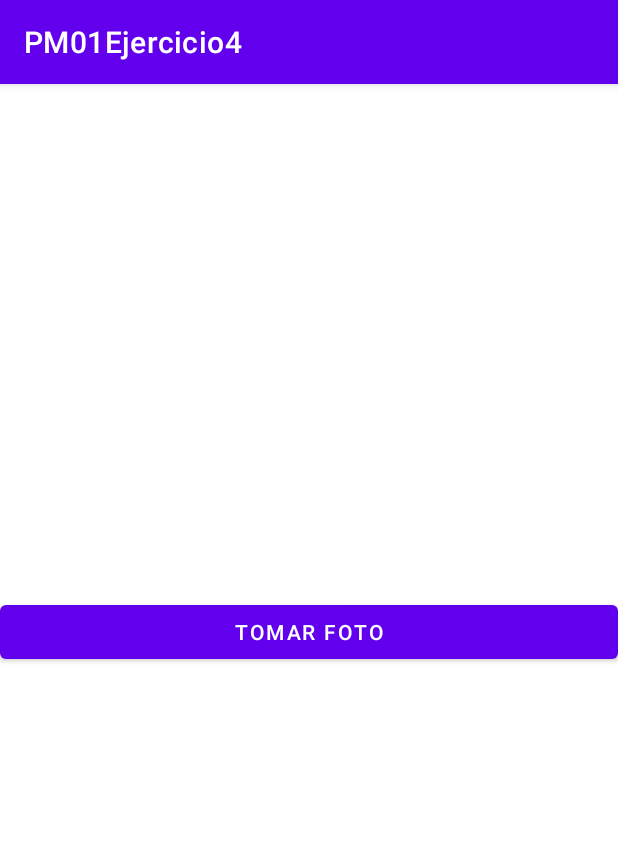
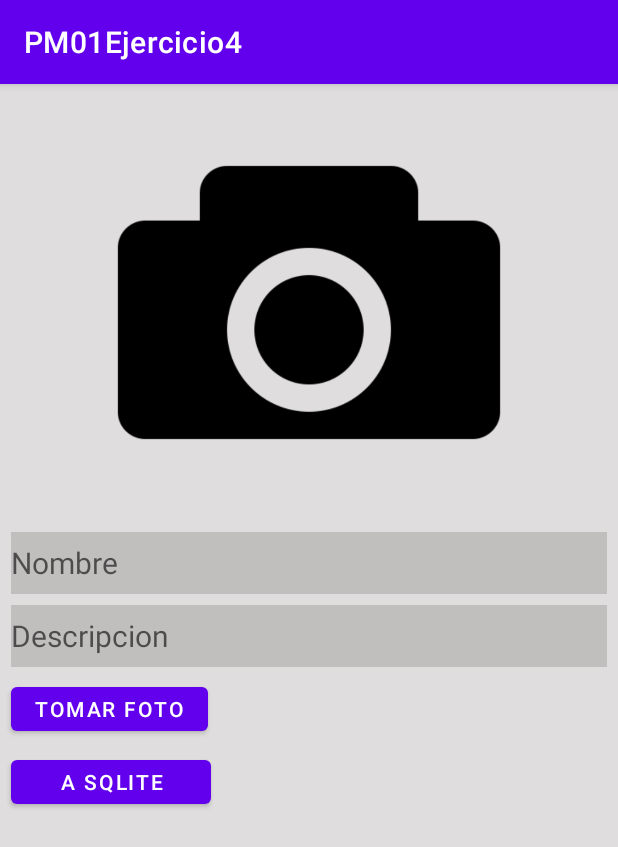
Before and after one commit to ajocasar/PM01Ejercicio4, an Android app: the screen it shows after launch (MainActivity), on a phone screen of 412 x 824 dp. Shown: the top 847 px of the screen. Run offline under Robolectric (Android 15) with nearby library versions, the phone set to English and light mode, and no system bars.

Commit message:
Commit 25/6/22

```diff
--- a/app/src/main/java/com/example/pm01ejercicio4/MainActivity.java
+++ b/app/src/main/java/com/example/pm01ejercicio4/MainActivity.java
@@ -30,7 +30,7 @@ public class MainActivity extends AppCompatActivity
     static  final int REQUESTCODECAMARA = 100;
     static  final int REQUESTTAKEPHOTO = 101;
     ImageView ObjectImage;
-    Button btnfoto;
+    Button btnfoto, btninsert;
     String PathFoto;
     String currentPhotoPath;
 
--- a/app/src/main/res/layout/activity_main.xml
+++ b/app/src/main/res/layout/activity_main.xml
@@ -4,23 +4,56 @@
     xmlns:tools="http://schemas.android.com/tools"
     android:layout_width="match_parent"
     android:layout_height="match_parent"
+    android:background="#DFDDDD"
     android:orientation="vertical"
     tools:context=".MainActivity">
-
 
     <ImageView
         android:id="@+id/Fotografia"
         android:layout_width="match_parent"
-        android:layout_height="341dp"
-        android:contentDescription="@string/todo"
-        android:visibility="visible"
-        tools:ignore="ImageContrastCheck"
-        tools:srcCompat="@tools:sample/avatars"
-        tools:visibility="visible" />
+        android:layout_height="291dp"
+        app:srcCompat="@drawable/png" />
+
+    <EditText
+        android:id="@+id/txtnombre"
+        android:layout_width="match_parent"
+        android:layout_height="41dp"
+        android:layout_marginLeft="7dp"
+        android:layout_marginTop="7dp"
+        android:layout_marginRight="7dp"
+        android:background="#C1BEBE"
+        android:ems="10"
+        android:hint="Nombre"
+        android:inputType="textPersonName"
+        android:textSize="20sp" />
+
+    <EditText
+        android:id="@+id/txtdes"
+        android:layout_width="match_parent"
+        android:layout_height="41dp"
+        android:layout_marginLeft="7dp"
+        android:layout_marginTop="7dp"
+        android:layout_marginRight="7dp"
+        android:background="#C1BEBE"
+        android:ems="10"
+        android:hint="Descripcion"
+        android:inputType="textPersonName"
+        android:textSize="20sp" />
 
     <Button
         android:id="@+id/btnfoto"
-        android:layout_width="match_parent"
-        android:layout_height="wrap_content"
-        android:text="@string/tomar_foto" />
+        android:layout_width="wrap_content"
+        android:layout_height="41dp"
+        android:layout_marginLeft="7dp"
+        android:layout_marginTop="7dp"
+        android:text="Tomar Foto" />
+
+    <Button
+        android:id="@+id/btninsert"
+        android:layout_width="133dp"
+        android:layout_height="41dp"
+        android:layout_marginLeft="7dp"
+        android:layout_marginTop="7dp"
+        android:text="A SQLite" />
+
 </LinearLayout>
```
Also changed, not shown: app/src/main/AndroidManifest.xml (+13 -13 lines), app/src/main/java/com/example/pm01ejercicio4/Procesos/SQLiteConexion.java (added, +28 -0 lines), app/src/main/java/com/example/pm01ejercicio4/Procesos/Transacciones.java (added, +23 -0 lines), app/src/main/java/com/example/pm01ejercicio4/Procesos/foto.java (added, +32 -0 lines), app/src/main/res/drawable-v24/camara.png (added), app/src/main/res/drawable-v24/imagencamara.png (added), app/src/main/res/drawable-v24/img.png (added), app/src/main/res/drawable-v24/png.png (added).
